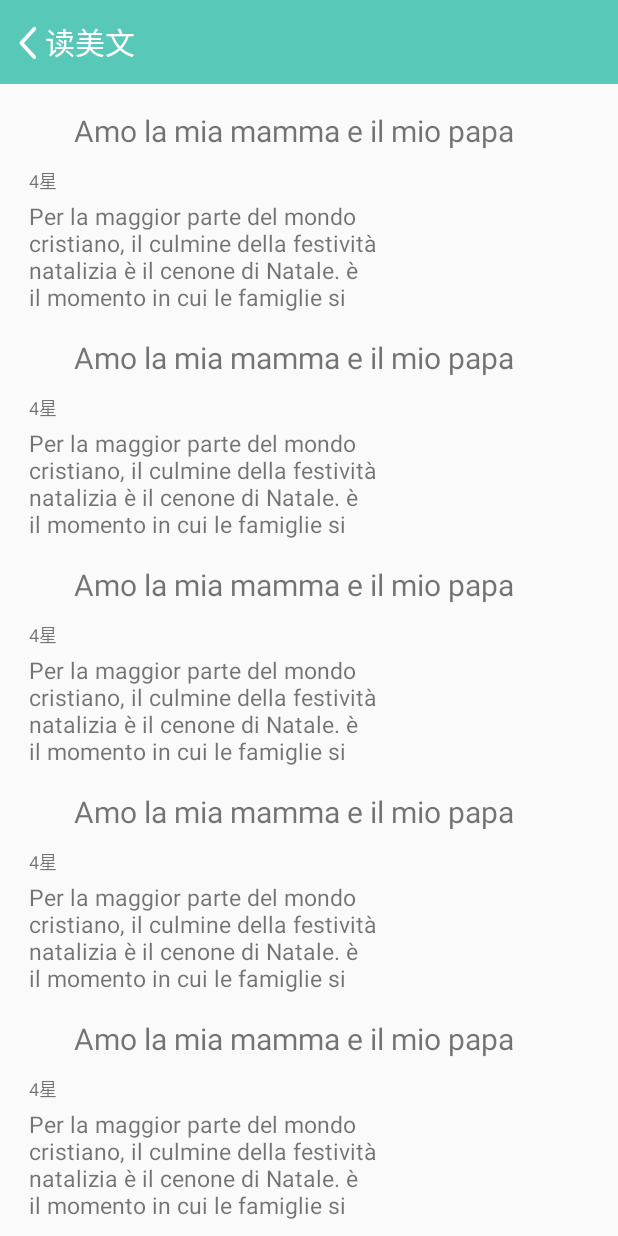
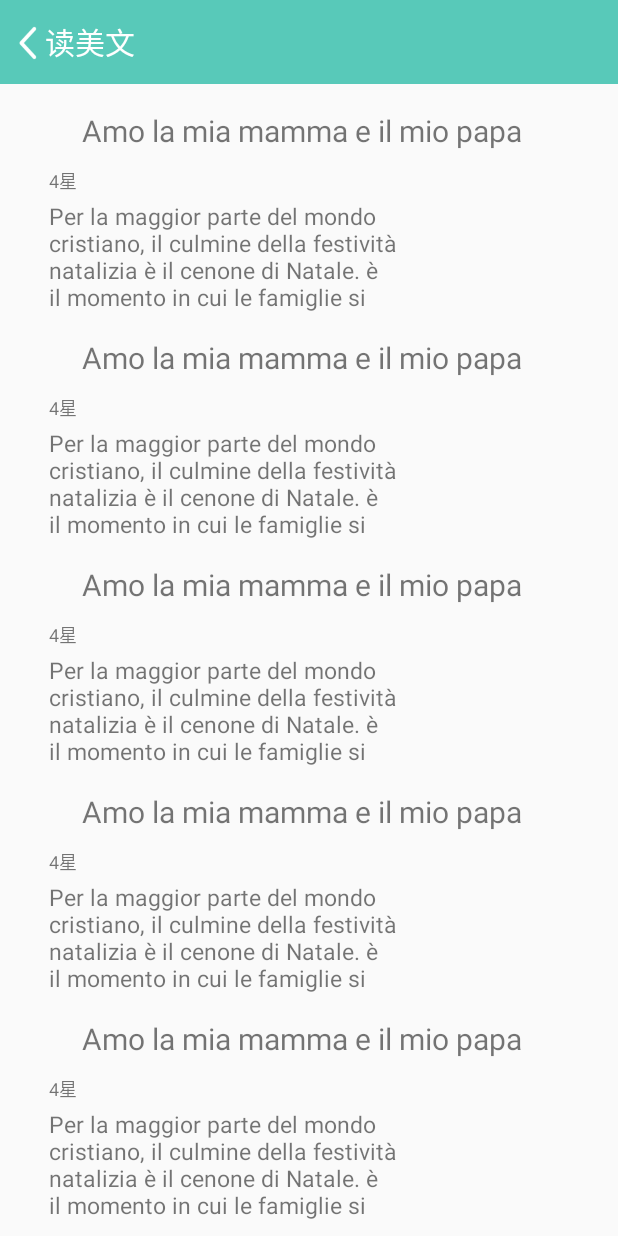
Before and after one commit to SE-project-EasyItalian/EasyItalian-1, an Android app: the ReadActivity screen opened directly, with no data from a screen before it, on a phone screen of 412 x 824 dp. Run offline under Robolectric (Android 15) with nearby library versions, the light colour scheme and no system bars.

Commit message:
make change

```diff
--- a/app/src/main/java/layout/com/anew/easyItalian/MainActivity.kt
+++ b/app/src/main/java/layout/com/anew/easyItalian/MainActivity.kt
@@ -16,7 +16,6 @@ import kotlinx.android.synthetic.main.content_main.*
 import layout.com.anew.easyItalian.read.ArticlePageActivity
 import layout.com.anew.easyItalian.read.ReadActivity
 import layout.com.anew.easyItalian.recite.ReciteWordAcitivity
-import layout.com.anew.easyItalian.recite.WordDetailsActivity
 
 
 class MainActivity : AppCompatActivity(), NavigationView.OnNavigationItemSelectedListener {
@@ -59,11 +58,11 @@ class MainActivity : AppCompatActivity(), NavigationView.OnNavigationItemSelecte
             // the way to call article by uid
             val uid="9900000"
             val data = arrayListOf(uid)
-            val ArticlePageActivity = Intent()
-            ArticlePageActivity.setClass(this, ArticlePageActivity::class.java)
+            val showArticlePageActivity = Intent()
+            showArticlePageActivity.setClass(this, ArticlePageActivity::class.java)
             // pass the word info to WordDetailsActivity
-            ArticlePageActivity.putStringArrayListExtra("data",data)
-            startActivity(ArticlePageActivity)
+            showArticlePageActivity.putStringArrayListExtra("data",data)
+            startActivity(showArticlePageActivity)
 
         }
         buttonForLearn.setOnClickListener(){
--- a/app/src/main/java/layout/com/anew/easyItalian/read/ArticleAdapter.java
+++ b/app/src/main/java/layout/com/anew/easyItalian/read/ArticleAdapter.java
@@ -2,11 +2,8 @@ package layout.com.anew.easyItalian.read;
 
 import android.content.Context;
 import android.support.v7.widget.RecyclerView;
-import android.view.LayoutInflater;
 import android.view.View;
 import android.view.ViewGroup;
-import android.widget.ArrayAdapter;
-import android.widget.ImageView;
 import android.widget.TextView;
 import android.widget.Toast;
 
@@ -68,7 +65,7 @@ public class ArticleAdapter extends RecyclerView.Adapter<ArticleAdapter.ViewHold
 
 
         //View view= LayoutInflater.from(parent.getContext()).inflate(R.layout.article_item,parent,false);
-        View view = View.inflate(parent.getContext(), R.layout.article_item2, null);
+        View view = View.inflate(parent.getContext(), R.layout.article_item, null);
         final ViewHolder holder = new ViewHolder(view);
 
         //点击效果
--- a/app/src/main/res/layout/activity_read.xml
+++ b/app/src/main/res/layout/activity_read.xml
@@ -1,6 +1,7 @@
 <?xml version="1.0" encoding="utf-8"?>
 <android.support.constraint.ConstraintLayout xmlns:android="http://schemas.android.com/apk/res/android"
     xmlns:app="http://schemas.android.com/apk/res-auto"
+    xmlns:tools="http://schemas.android.com/tools"
     android:layout_width="match_parent"
     android:layout_height="match_parent">
 
@@ -29,7 +30,7 @@
 
     <android.support.v7.widget.RecyclerView
         android:id="@+id/recyclerView"
-        android:layout_width="395dp"
+        android:layout_width="368dp"
         android:layout_height="wrap_content"
         android:layout_marginTop="8dp"
         android:visibility="visible"
--- a/app/src/main/res/layout/article_item.xml
+++ b/app/src/main/res/layout/article_item.xml
@@ -1,13 +1,83 @@
 <?xml version="1.0" encoding="utf-8"?>
-<FrameLayout xmlns:android="http://schemas.android.com/apk/res/android"
+<android.support.constraint.ConstraintLayout xmlns:android="http://schemas.android.com/apk/res/android"
+    xmlns:app="http://schemas.android.com/apk/res-auto"
+    xmlns:tools="http://schemas.android.com/tools"
     android:layout_width="match_parent"
-    android:background="#44ff0000"
-    android:layout_height="wrap_content" >
+    android:layout_height="match_parent">
 
-    <TextView
-        android:id="@+id/title"
-        android:layout_width="match_parent"
-        android:layout_height="50dp"
-        android:gravity="center"
-        android:text="1" />
-</FrameLayout>
+    <android.support.constraint.ConstraintLayout
+        android:id="@+id/constraintLayout"
+        android:layout_width="368dp"
+        android:layout_height="143dp"
+        android:layout_marginRight="8dp"
+        android:layout_marginStart="8dp"
+        android:layout_marginTop="8dp"
+        app:layout_constraintRight_toRightOf="parent"
+        app:layout_constraintStart_toStartOf="parent"
+        app:layout_constraintTop_toTopOf="parent">
+
+        <TextView
+            android:id="@+id/level"
+            android:layout_width="70dp"
+            android:layout_height="wrap_content"
+            android:layout_marginBottom="1dp"
+            android:layout_marginEnd="298dp"
+            android:layout_marginTop="1dp"
+            android:gravity="center_vertical|left"
+            android:text="level"
+            android:textSize="12dp"
+            app:layout_constraintBottom_toTopOf="@+id/text"
+            app:layout_constraintEnd_toEndOf="parent"
+            app:layout_constraintHorizontal_bias="0.0"
+            app:layout_constraintStart_toStartOf="@+id/text"
+            app:layout_constraintTop_toBottomOf="@+id/title" />
+
+        <ImageView
+            android:id="@+id/imageView"
+            android:layout_width="88dp"
+            android:layout_height="95dp"
+            android:layout_gravity="right|center_vertical"
+
+            android:layout_marginBottom="3dp"
+            android:layout_marginRight="4dp"
+            android:layout_marginTop="4dp"
+            app:layout_constraintBottom_toBottomOf="parent"
+            app:layout_constraintRight_toRightOf="parent"
+            app:layout_constraintTop_toBottomOf="@+id/title"
+            app:srcCompat="@drawable/avoscloud_feedback_actionbar_background" />
+
+        <TextView
+            android:id="@+id/text"
+            android:layout_width="270dp"
+            android:layout_height="75dp"
+            android:layout_marginBottom="5dp"
+
+            android:layout_marginEnd="3dp"
+            android:layout_marginTop="2dp"
+            android:maxLines="5"
+            android:text="Text"
+            android:textSize="15dp"
+            app:layout_constraintBottom_toBottomOf="parent"
+            app:layout_constraintEnd_toStartOf="@+id/imageView"
+            app:layout_constraintLeft_toLeftOf="parent"
+            app:layout_constraintTop_toBottomOf="@+id/level" />
+
+        <TextView
+            android:id="@+id/title"
+            android:layout_width="352dp"
+            android:layout_height="wrap_content"
+            android:layout_marginBottom="8dp"
+            android:gravity="center"
+            android:text="title"
+            android:textSize="20dp"
+            app:layout_constraintBottom_toTopOf="@+id/level"
+            app:layout_constraintEnd_toEndOf="parent"
+            app:layout_constraintHorizontal_bias="0.0"
+            app:layout_constraintLeft_toLeftOf="parent"
+            app:layout_constraintRight_toRightOf="parent"
+            app:layout_constraintStart_toStartOf="parent"
+            app:layout_constraintTop_toTopOf="parent" />
+    </android.support.constraint.ConstraintLayout>
+
+
+</android.support.constraint.ConstraintLayout>
--- a/app/src/main/res/layout/article_item2.xml
+++ /dev/null
@@ -1,83 +0,0 @@
-<?xml version="1.0" encoding="utf-8"?>
-<android.support.constraint.ConstraintLayout xmlns:android="http://schemas.android.com/apk/res/android"
-    xmlns:app="http://schemas.android.com/apk/res-auto"
-    xmlns:tools="http://schemas.android.com/tools"
-    android:layout_width="match_parent"
-    android:layout_height="match_parent">
-
-    <android.support.constraint.ConstraintLayout
-        android:id="@+id/constraintLayout"
-        android:layout_width="368dp"
-        android:layout_height="143dp"
-        android:layout_marginRight="8dp"
-        android:layout_marginStart="8dp"
-        android:layout_marginTop="8dp"
-        app:layout_constraintRight_toRightOf="parent"
-        app:layout_constraintStart_toStartOf="parent"
-        app:layout_constraintTop_toTopOf="parent">
-
-        <TextView
-            android:id="@+id/level"
-            android:layout_width="70dp"
-            android:layout_height="wrap_content"
-            android:layout_marginBottom="1dp"
-            android:layout_marginEnd="298dp"
-            android:layout_marginTop="1dp"
-            android:gravity="center_vertical|left"
-            android:text="level"
-            android:textSize="12dp"
-            app:layout_constraintBottom_toTopOf="@+id/text"
-            app:layout_constraintEnd_toEndOf="parent"
-            app:layout_constraintHorizontal_bias="0.0"
-            app:layout_constraintStart_toStartOf="@+id/text"
-            app:layout_constraintTop_toBottomOf="@+id/title" />
-
-        <ImageView
-            android:id="@+id/imageView"
-            android:layout_width="88dp"
-            android:layout_height="95dp"
-            android:layout_gravity="right|center_vertical"
-
-            android:layout_marginBottom="3dp"
-            android:layout_marginRight="4dp"
-            android:layout_marginTop="4dp"
-            app:layout_constraintBottom_toBottomOf="parent"
-            app:layout_constraintRight_toRightOf="parent"
-            app:layout_constraintTop_toBottomOf="@+id/title"
-            app:srcCompat="@drawable/avoscloud_feedback_actionbar_background" />
-
-        <TextView
-            android:id="@+id/text"
-            android:layout_width="270dp"
-            android:layout_height="75dp"
-            android:maxLines="5"
-
-            android:layout_marginBottom="5dp"
-            android:layout_marginEnd="3dp"
-            android:layout_marginTop="2dp"
-            android:text="Text"
-            android:textSize="15dp"
-            app:layout_constraintBottom_toBottomOf="parent"
-            app:layout_constraintEnd_toStartOf="@+id/imageView"
-            app:layout_constraintLeft_toLeftOf="parent"
-            app:layout_constraintTop_toBottomOf="@+id/level" />
-
-        <TextView
-            android:id="@+id/title"
-            android:layout_width="match_parent"
-            android:layout_height="wrap_content"
-            android:layout_marginBottom="8dp"
-            android:gravity="center"
-            android:text="title"
-            android:textSize="20dp"
-            app:layout_constraintBottom_toTopOf="@+id/level"
-            app:layout_constraintEnd_toEndOf="parent"
-            app:layout_constraintHorizontal_bias="0.0"
-            app:layout_constraintLeft_toLeftOf="parent"
-            app:layout_constraintRight_toRightOf="parent"
-            app:layout_constraintStart_toStartOf="parent"
-            app:layout_constraintTop_toTopOf="parent" />
-    </android.support.constraint.ConstraintLayout>
-
-
-</android.support.constraint.ConstraintLayout>
```
